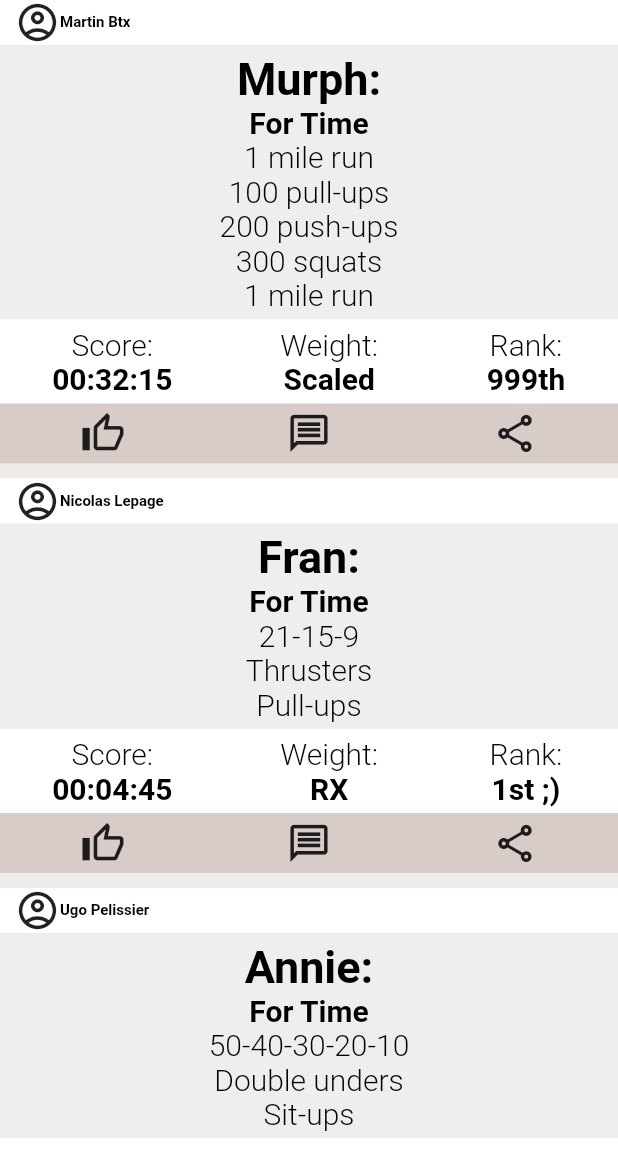
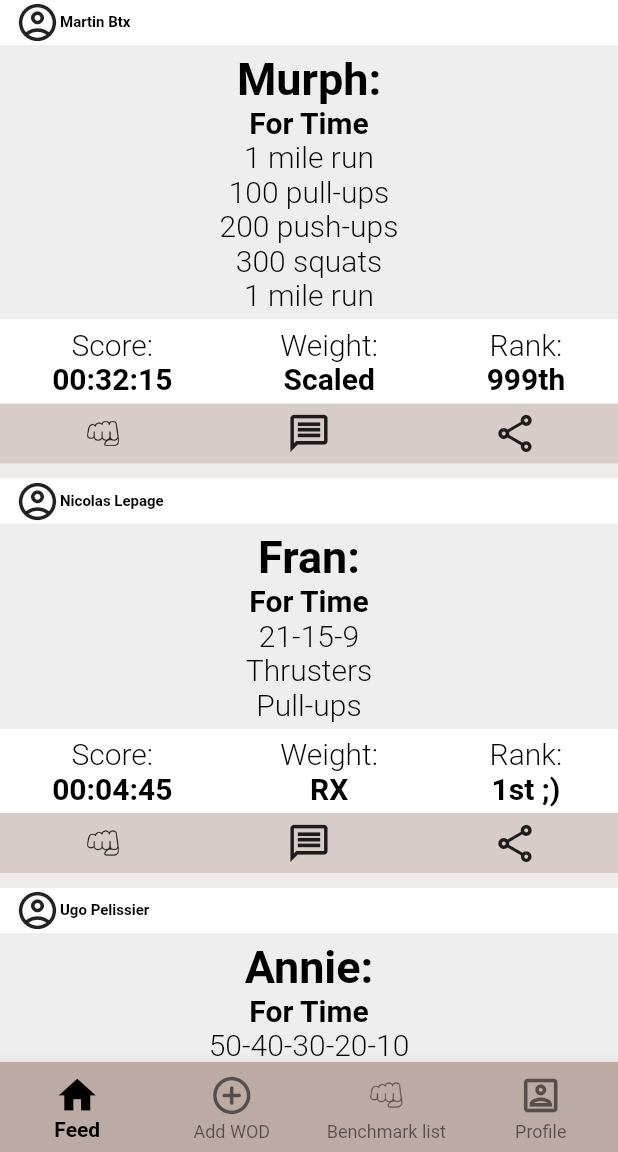
Before and after one commit to nicolaslepage/crossfeed, a Flutter app: the screen it shows after launch, on a phone screen of 412 x 824 dp, the part 84-1236 px from its top. Run offline on Flutter 3.47's test engine with Material 2 defaults, Android fonts, the phone set to English and light mode, and no system bars.

Commit message:
added image icons, bottomnavigator bar and navigator route

```diff
--- a/lib/category.dart
+++ b/lib/category.dart
@@ -5,8 +5,6 @@
 // To keep your imports tidy, follow the ordering guidelines at
 // https://www.dartlang.org/guides/language/effective-dart/style#ordering
 import 'package:flutter/material.dart';
-
-const _rowHeight = 500.0;
 
 const String someText =
     "Murph :\n"
@@ -108,7 +106,7 @@ class Category extends StatelessWidget {
                     mainAxisAlignment: MainAxisAlignment.spaceAround,
                     children : [
                       Padding(
-                        padding: const EdgeInsets.all(5.0),
+                        padding: const EdgeInsets.symmetric(vertical: 5.0),
                         child: Center(
                           child: RichText(
                             textAlign: TextAlign.center,
@@ -123,7 +121,7 @@ class Category extends StatelessWidget {
                         ),
                       ),
                       Padding(
-                        padding: const EdgeInsets.all(5.0),
+                        padding: const EdgeInsets.symmetric(vertical: 5.0),
                         child: Center(
                           child: RichText(
                             textAlign: TextAlign.center,
@@ -138,7 +136,7 @@ class Category extends StatelessWidget {
                         ),
                       ),
                       Padding(
-                        padding: const EdgeInsets.all(5.0),
+                        padding: const EdgeInsets.symmetric(vertical: 5.0),
                         child: Center(
                           child: RichText(
                             textAlign: TextAlign.center,
@@ -162,21 +160,18 @@ class Category extends StatelessWidget {
                     mainAxisAlignment: MainAxisAlignment.spaceAround,
                     children : const [
                       Padding(
-                        padding: EdgeInsets.all(5.0),
-                        child: Icon(
-                          Icons.thumb_up_alt_outlined,
-                          size: 30.0,
-                        ),
+                        padding: EdgeInsets.symmetric(vertical: 5.0),
+                        child: ImageIcon( AssetImage('assets/fist_outlined.png'), size : 30.0,),
                       ),
                       Padding(
-                        padding: EdgeInsets.all(5.0),
+                        padding: EdgeInsets.symmetric(vertical: 5.0),
                         child: Icon(
                           Icons.message_outlined,
                           size: 30.0,
                         ),
                       ),
                       Padding(
-                        padding: EdgeInsets.all(5.0),
+                        padding: EdgeInsets.symmetric(vertical: 5.0),
                         child: Icon(
                           Icons.share_outlined,
                           size: 30.0,
--- a/lib/category_route.dart
+++ b/lib/category_route.dart
@@ -141,23 +141,6 @@ class CategoryRoute extends StatelessWidget {
       child: _buildCategoryWidgets(categories),
     );
 
-    final appBar = AppBar(
-        elevation: 0.0,
-        title: RichText(
-          text: TextSpan(
-            text: 'Cross',
-            style: TextStyle(fontSize: 30, color: Colors.red.shade900, fontWeight: FontWeight.bold),
-            children: const <TextSpan>[
-              TextSpan(text: '/', style: TextStyle(fontSize: 30, color: Colors.black, fontWeight: FontWeight.bold)),
-              TextSpan(text: 'Feed', style: TextStyle(fontSize: 30, color: Colors.black, fontWeight: FontWeight.bold)),
-            ],
-          ),
-        ),
-        backgroundColor: Colors.brown[50],);
-
-    return Scaffold(
-      appBar: appBar,
-      body: listView,
-    );
+    return listView;
   }
 }
--- a/lib/main.dart
+++ b/lib/main.dart
@@ -11,6 +11,7 @@ import 'package:flutter/material.dart';
 // a package import, as shown below.
 // More details at http://dart-lang.github.io/linter/lints/avoid_relative_lib_imports.html
 import 'category_route.dart';
+import 'navigatorroute.dart';
 
 // TODO: Pass this information into your custom [Category] widget
 const _categoryName = 'Cake';
@@ -33,7 +34,7 @@ class UnitConverterApp extends StatelessWidget {
     return const MaterialApp(
       debugShowCheckedModeBanner: false,
       title: 'Unit Converter',
-      home: CategoryRoute(),
+      home: MyStatefulWidget(),
     );
   }
 }
--- /dev/null
+++ b/lib/navigatorroute.dart
@@ -0,0 +1,112 @@
+import 'package:flutter/material.dart';
+
+// You can use a relative import, i.e. `import 'category.dart';` or
+// a package import, as shown below.
+// More details at http://dart-lang.github.io/linter/lints/avoid_relative_lib_imports.html
+import 'category_route.dart';
+
+/// This is the stateful widget that the main application instantiates.
+class MyStatefulWidget extends StatefulWidget {
+  const MyStatefulWidget({Key? key}) : super(key: key);
+
+  @override
+  State<MyStatefulWidget> createState() => _MyStatefulWidgetState();
+}
+
+/// This is the private State class that goes with MyStatefulWidget.
+class _MyStatefulWidgetState extends State<MyStatefulWidget> {
+  int _selectedIndex = 0;
+  static const TextStyle optionStyle =
+      TextStyle(fontSize: 30, fontWeight: FontWeight.bold);
+  static const List<Widget> _widgetOptions = <Widget>[
+    CategoryRoute(),
+    Text(
+      'Index 1: Add WOD',
+      style: optionStyle,
+    ),
+    Text(
+      'Index 2: Benchmark list',
+      style: optionStyle,
+    ),
+    Text(
+      'Index 3: Profile',
+      style: optionStyle,
+    ),
+  ];
+
+  void _onItemTapped(int index) {
+    setState(() {
+      _selectedIndex = index;
+    });
+  }
+
+  @override
+  Widget build(BuildContext context) {
+    return Scaffold(
+      appBar: AppBar(
+        elevation: 0.0,
+        title: RichText(
+          text: TextSpan(
+            text: 'Cross',
+            style: TextStyle(
+                fontSize: 30,
+                color: Colors.red.shade900,
+                fontWeight: FontWeight.bold),
+            children: const <TextSpan>[
+              TextSpan(
+                  text: '/',
+                  style: TextStyle(
+                      fontSize: 30,
+                      color: Colors.black,
+                      fontWeight: FontWeight.bold)),
+              TextSpan(
+                  text: 'Feed',
+                  style: TextStyle(
+                      fontSize: 30,
+                      color: Colors.black,
+                      fontWeight: FontWeight.bold)),
+            ],
+          ),
+        ),
+        backgroundColor: Colors.brown[50],
+      ),
+      body: Center(
+        child: _widgetOptions.elementAt(_selectedIndex),
+      ),
+      bottomNavigationBar: BottomNavigationBar(
+        type: BottomNavigationBarType.fixed,
+        items: const <BottomNavigationBarItem>[
+          BottomNavigationBarItem(
+            icon: Icon(Icons.home_outlined),
+            activeIcon: Icon(Icons.home),
+            label: 'Feed',
+          ),
+          BottomNavigationBarItem(
+            icon: Icon(Icons.add_circle_outline_rounded),
+            activeIcon: Icon(Icons.add_circle_rounded),
+            label: 'Add WOD',
+          ),
+          BottomNavigationBarItem(
+            icon: ImageIcon( AssetImage('assets/fist_outlined.png'),),
+            activeIcon: ImageIcon( AssetImage('assets/fist.png'),),
+            label: 'Benchmark list',
+          ),
+          BottomNavigationBarItem(
+            icon: Icon(Icons.portrait_outlined),
+            activeIcon: Icon(Icons.portrait),
+            label: 'Profile',
+          ),
+        ],
+        currentIndex: _selectedIndex,
+
+        selectedItemColor: Colors.black,
+        selectedLabelStyle : const TextStyle( fontWeight: FontWeight.bold),
+
+        backgroundColor: Colors.brown[200],
+        iconSize: 30.0,
+
+        onTap: _onItemTapped,
+      ),
+    );
+  }
+}
--- a/pubspec.yaml
+++ b/pubspec.yaml
@@ -58,9 +58,9 @@ flutter:
   uses-material-design: true
 
   # To add assets to your application, add an assets section, like this:
-  # assets:
-  #   - images/a_dot_burr.jpeg
-  #   - images/a_dot_ham.jpeg
+  assets:
+     - assets/fist.png
+     - assets/fist_outlined.png
 
   # An image asset can refer to one or more resolution-specific "variants", see
   # https://flutter.dev/assets-and-images/#resolution-aware.
```
Also changed, not shown: assets/fist.png (added), assets/fist_outlined.png (added). Lines whose indentation alone changed are shown as unchanged.
